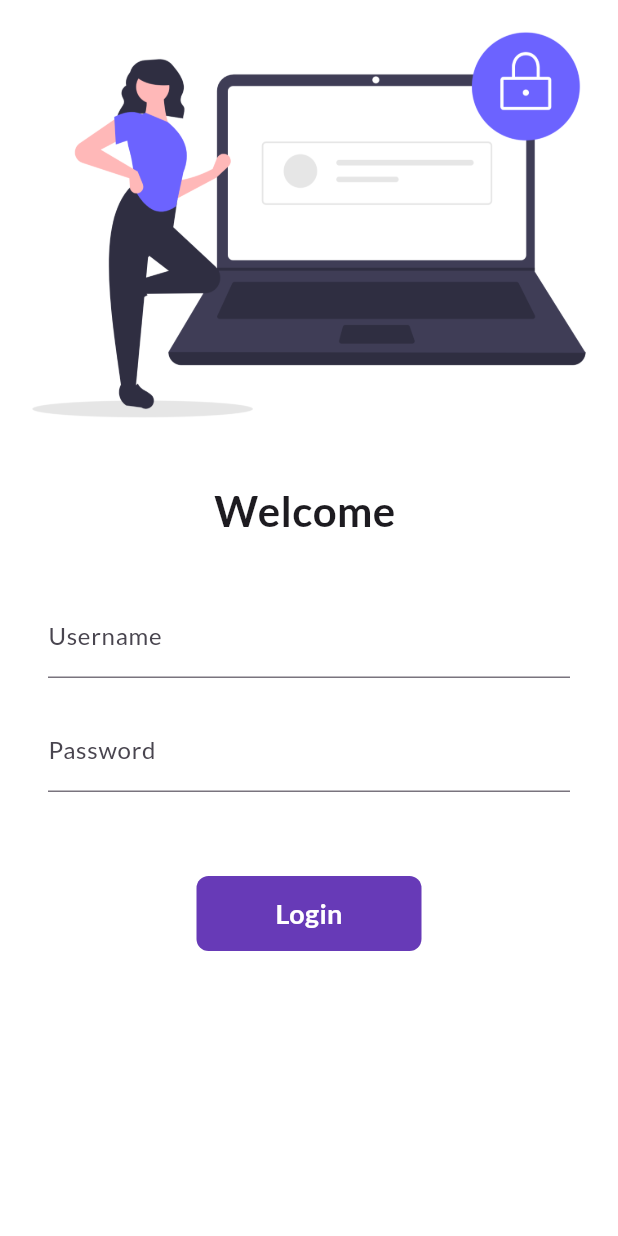
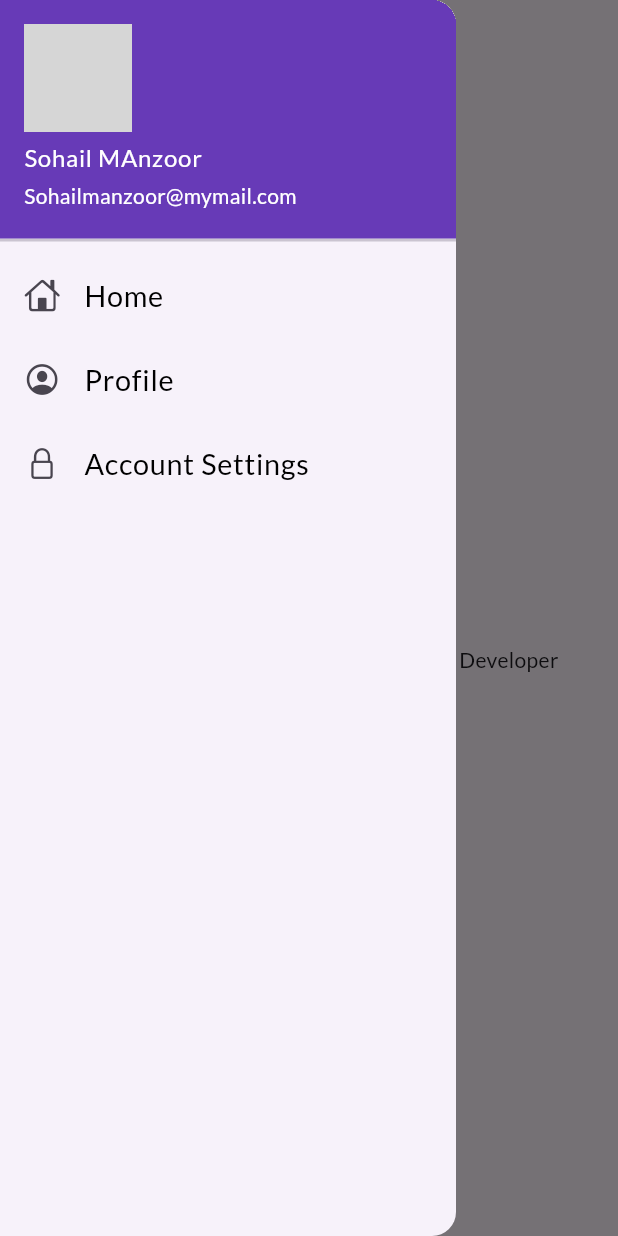
Before and after one commit to SuhAilMAnzoor/30DaysOfFlutter, a Flutter app: the screen it shows after launch, with the side drawer open (before the commit the screen has no drawer), on a phone screen of 412 x 824 dp. Run offline on Flutter 3.47's test engine with Material 3 defaults, Android fonts, the phone set to English and light mode, and no system bars; our stand-ins replace google_fonts; network calls fail; grey boxes are pictures that could not be loaded.

Commit message:
day 9 completed

```diff
--- a/lib/main.dart
+++ b/lib/main.dart
@@ -23,7 +23,7 @@ class MyApp extends StatelessWidget {
       darkTheme: ThemeData(brightness: Brightness.dark),
       debugShowCheckedModeBanner: false,
       // home: HomePage(),
-      initialRoute: "/login",
+      initialRoute: MyRoutes.homeRoute,
       routes: {
         MyRoutes.homeRoute: (context) => HomePage(),
         MyRoutes.loginRoute: (context) => LoginPage(),
--- a/lib/pages/home_page.dart
+++ b/lib/pages/home_page.dart
@@ -1,4 +1,5 @@
 import 'package:flutter/material.dart';
+import 'package:flutter_catalog/widgets/drawer.dart';
 
 class HomePage extends StatelessWidget {
   int days = 30;
@@ -13,7 +14,7 @@ class HomePage extends StatelessWidget {
       body: Center(
         child: Container(child: Text("welcome to my App $days $name")),
       ),
-      drawer: Drawer(),
+      drawer: MyDrawer(),
     );
   }
 }
--- /dev/null
+++ b/lib/widgets/drawer.dart
@@ -0,0 +1,59 @@
+import 'package:flutter/cupertino.dart';
+import 'package:flutter/material.dart';
+
+class MyDrawer extends StatelessWidget {
+  const MyDrawer({super.key});
+
+  @override
+  Widget build(BuildContext context) {
+    final imageUrl = "https://avatars.githubusercontent.com/u/93788026?v=4";
+    return Drawer(
+      child: ListView(
+        children: [
+          DrawerHeader(
+            padding: EdgeInsets.zero,
+            child: UserAccountsDrawerHeader(
+              margin: EdgeInsets.zero,
+              decoration: BoxDecoration(color: Colors.deepPurple),
+              accountName: Text(
+                "Sohail MAnzoor",
+                style: TextStyle(color: Colors.white),
+              ),
+              accountEmail: Text(
+                "Sohailmanzoor@mymail.com",
+                style: TextStyle(color: Colors.white),
+              ),
+              currentAccountPicture: CircleAvatar(
+                backgroundImage: NetworkImage(imageUrl),
+              ),
+            ),
+          ),
+          ListTile(
+            leading: Icon(CupertinoIcons.home),
+            title: Text(
+              "Home",
+              textScaleFactor: 1.2,
+              style: TextStyle(color: Colors.black),
+            ),
+          ),
+          ListTile(
+            leading: Icon(CupertinoIcons.profile_circled),
+            title: Text(
+              "Profile",
+              textScaleFactor: 1.2,
+              style: TextStyle(color: Colors.black),
+            ),
+          ),
+          ListTile(
+            leading: Icon(CupertinoIcons.lock),
+            title: Text(
+              "Account Settings",
+              textScaleFactor: 1.2,
+              style: TextStyle(color: Colors.black),
+            ),
+          ),
+        ],
+      ),
+    );
+  }
+}
```
Also changed, not shown: lib/pages/login_page.dart (+44 -21 lines), assets/images/welcome.png (added).
